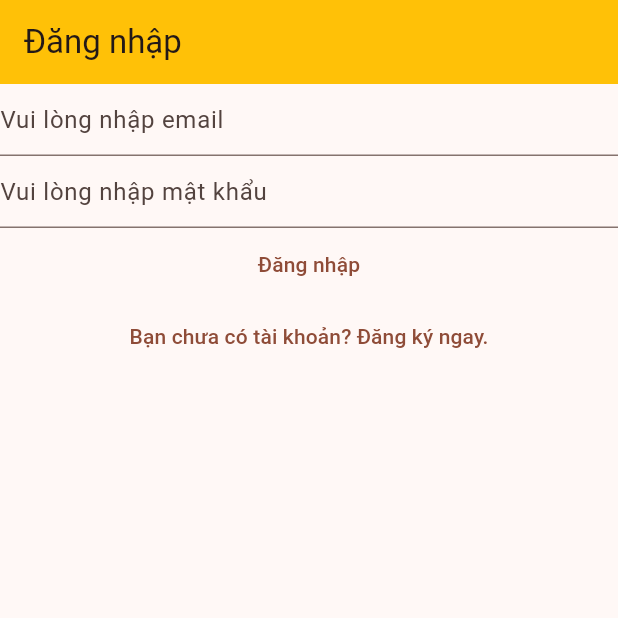
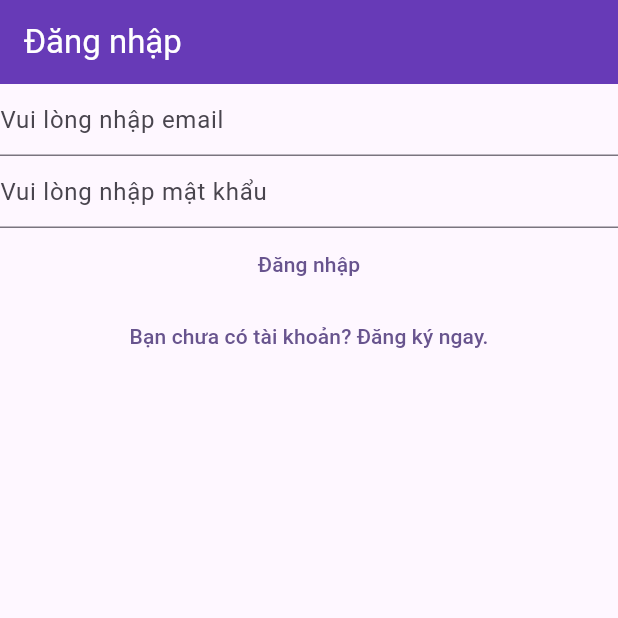
Before and after one commit to ThanhDVGCH18576/Flutter_LearningDart, a Flutter app: the screen it shows after launch, on a phone screen of 412 x 824 dp, the top half of it. Run offline on Flutter 3.47's test engine with Material 2 defaults, Android fonts, the phone set to English and light mode, and no system bars; our stand-ins replace charts_flutter, firebase_auth, firebase_core, sqflite; accounts and stored records are empty; generated files the repository leaves out were written again.

Commit message:
update crud

```diff
--- a/lib/main.dart
+++ b/lib/main.dart
@@ -24,7 +24,8 @@ class MyApp extends StatelessWidget {
       title: 'My App',
       theme: ThemeData(
         useMaterial3: true,
-        colorScheme: ColorScheme.fromSeed(seedColor: Colors.deepOrange),
+        colorScheme: ColorScheme.fromSeed(seedColor: Colors.deepPurple),
+        primarySwatch: Colors.deepPurple,
       ),
       home: const HomePage(),
       routes: {
--- a/lib/views/login_view.dart
+++ b/lib/views/login_view.dart
@@ -31,8 +31,11 @@ class _LoginViewState extends State<LoginView> {
   Widget build(BuildContext context) {
     return Scaffold(
       appBar: AppBar(
-        title: const Text("Đăng nhập"),
-        backgroundColor: Colors.amber,
+        title: const Text(
+          "Đăng nhập",
+          style: TextStyle(color: Colors.white),
+        ),
+        backgroundColor: Colors.deepPurple,
       ),
       body: Column(
         children: [
```
Also changed, not shown: lib/home_screen.dart (+60 -2 lines).
